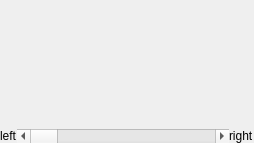
Before: the Qt Designer form livegraph.ui in nghtsnw/etrodiag, drawn with Qt 5.
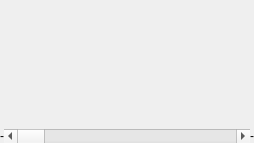
After: the same form once the commit is applied.

```diff
--- a/livegraph.ui
+++ b/livegraph.ui
@@ -47,7 +47,7 @@
         </sizepolicy>
        </property>
        <property name="text">
-        <string>left</string>
+        <string>-</string>
        </property>
       </widget>
      </item>
@@ -73,7 +73,7 @@
         </sizepolicy>
        </property>
        <property name="text">
-        <string>right</string>
+        <string>-</string>
        </property>
       </widget>
      </item>
```
